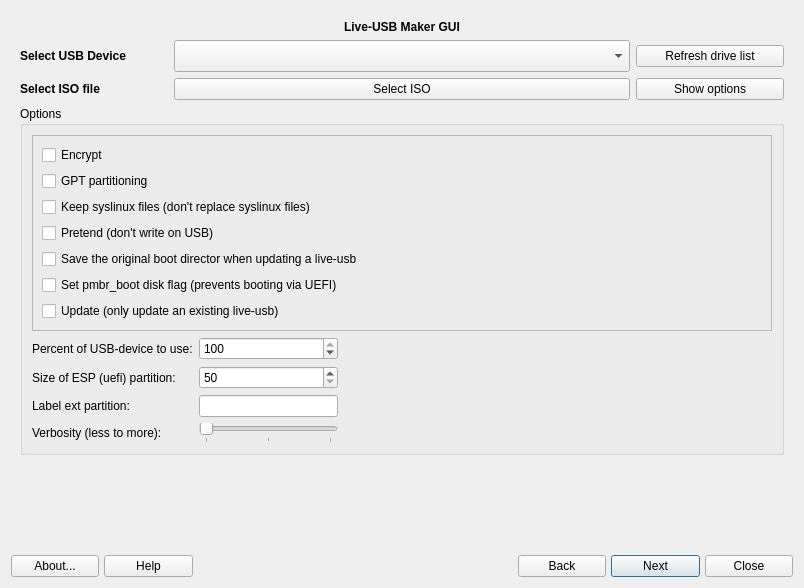
The window that mainwindow.ui (AdrianTM/mx-live-usb-maker) describes before a commit, drawn with Qt 5.
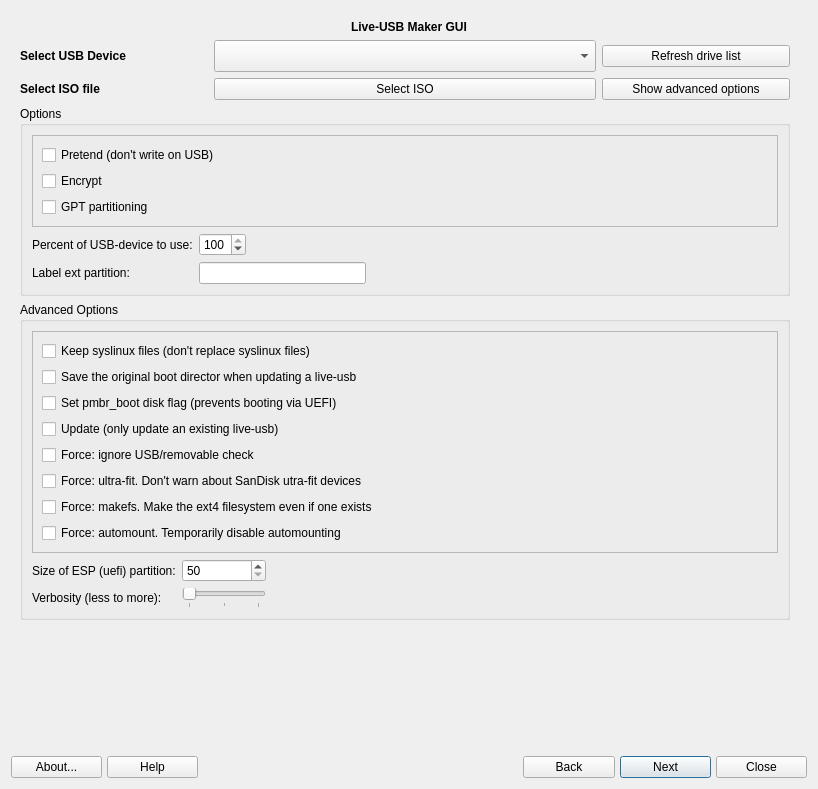
The same window after the commit. The open tabs and pages were chosen to show the change. Icons and pictures are not drawn.

The edit to the form file:
```diff
--- a/mainwindow.ui
+++ b/mainwindow.ui
@@ -6,8 +6,8 @@
    <rect>
     <x>0</x>
     <y>0</y>
-    <width>804</width>
-    <height>588</height>
+    <width>818</width>
+    <height>789</height>
    </rect>
   </property>
   <property name="windowTitle">
@@ -226,18 +226,6 @@
      </property>
      <widget class="QWidget" name="selectionPage">
       <layout class="QGridLayout" name="gridLayout">
-       <item row="2" column="4">
-        <widget class="QPushButton" name="buttonOptions">
-         <property name="text">
-          <string>Show options</string>
-         </property>
-         <property name="icon">
-          <iconset theme="down">
-           <normaloff/>
-          </iconset>
-         </property>
-        </widget>
-       </item>
        <item row="1" column="0">
         <widget class="QLabel" name="label_2">
          <property name="text">
@@ -248,37 +236,6 @@
          </property>
         </widget>
        </item>
-       <item row="2" column="1" colspan="3">
-        <widget class="QPushButton" name="buttonSelectIso">
-         <property name="sizePolicy">
-          <sizepolicy hsizetype="Preferred" vsizetype="Fixed">
-           <horstretch>0</horstretch>
-           <verstretch>0</verstretch>
-          </sizepolicy>
-         </property>
-         <property name="text">
-          <string>Select ISO</string>
-         </property>
-         <property name="icon">
-          <iconset theme="user-home">
-           <normaloff/>
-          </iconset>
-         </property>
-        </widget>
-       </item>
-       <item row="5" column="0">
-        <spacer name="verticalSpacer_2">
-         <property name="orientation">
-          <enum>Qt::Vertical</enum>
-         </property>
-         <property name="sizeHint" stdset="0">
-          <size>
-           <width>20</width>
-           <height>40</height>
-          </size>
-         </property>
-        </spacer>
-       </item>
        <item row="2" column="0">
         <widget class="QLabel" name="label_3">
          <property name="text">
@@ -305,19 +262,117 @@
          </property>
         </widget>
        </item>
-       <item row="4" column="0" colspan="5">
-        <widget class="QGroupBox" name="groupBox">
+       <item row="5" column="0">
+        <spacer name="verticalSpacer_2">
+         <property name="orientation">
+          <enum>Qt::Vertical</enum>
+         </property>
+         <property name="sizeHint" stdset="0">
+          <size>
+           <width>20</width>
+           <height>40</height>
+          </size>
+         </property>
+        </spacer>
+       </item>
+       <item row="1" column="1" colspan="2">
+        <widget class="QComboBox" name="combo_Usb">
          <property name="sizePolicy">
-          <sizepolicy hsizetype="Preferred" vsizetype="Preferred">
+          <sizepolicy hsizetype="Minimum" vsizetype="Fixed">
            <horstretch>0</horstretch>
            <verstretch>0</verstretch>
           </sizepolicy>
          </property>
+         <property name="minimumSize">
+          <size>
+           <width>0</width>
+           <height>32</height>
+          </size>
+         </property>
+        </widget>
+       </item>
+       <item row="2" column="1" colspan="2">
+        <widget class="QPushButton" name="buttonSelectIso">
+         <property name="sizePolicy">
+          <sizepolicy hsizetype="Preferred" vsizetype="Fixed">
+           <horstretch>0</horstretch>
+           <verstretch>0</verstretch>
+          </sizepolicy>
+         </property>
+         <property name="text">
+          <string>Select ISO</string>
+         </property>
+         <property name="icon">
+          <iconset theme="user-home">
+           <normaloff/>
+          </iconset>
+         </property>
+        </widget>
+       </item>
+       <item row="1" column="3">
+        <widget class="QPushButton" name="buttonRefresh">
+         <property name="text">
+          <string>Refresh drive list</string>
+         </property>
+         <property name="icon">
+          <iconset theme="reload">
+           <normaloff/>
+          </iconset>
+         </property>
+        </widget>
+       </item>
+       <item row="2" column="3">
+        <widget class="QPushButton" name="buttonOptions">
+         <property name="text">
+          <string>Show advanced options</string>
+         </property>
+         <property name="icon">
+          <iconset theme="down">
+           <normaloff/>
+          </iconset>
+         </property>
+        </widget>
+       </item>
+       <item row="3" column="0" colspan="4">
+        <widget class="QGroupBox" name="groupOptions">
          <property name="title">
           <string>Options</string>
          </property>
-         <layout class="QGridLayout" name="gridLayout_5">
-          <item row="8" column="1">
+         <layout class="QGridLayout" name="gridLayout_6">
+          <item row="0" column="0" colspan="5">
+           <widget class="QFrame" name="frame_2">
+            <property name="frameShape">
+             <enum>QFrame::StyledPanel</enum>
+            </property>
+            <property name="frameShadow">
+             <enum>QFrame::Plain</enum>
+            </property>
+            <layout class="QGridLayout" name="gridLayout_7">
+             <item row="1" column="0">
+              <widget class="QCheckBox" name="cb_encrypt">
+               <property name="text">
+                <string>Encrypt</string>
+               </property>
+              </widget>
+             </item>
+             <item row="0" column="0">
+              <widget class="QCheckBox" name="cb_pretend">
+               <property name="text">
+                <string>Pretend (don't write on USB)</string>
+               </property>
+              </widget>
+             </item>
+             <item row="2" column="0">
+              <widget class="QCheckBox" name="cb_gpt">
+               <property name="text">
+                <string>GPT partitioning</string>
+               </property>
+              </widget>
+             </item>
+            </layout>
+           </widget>
+          </item>
+          <item row="1" column="1">
            <widget class="QSpinBox" name="spinBoxSize">
             <property name="maximum">
              <number>100</number>
@@ -330,37 +385,53 @@
             </property>
            </widget>
           </item>
-          <item row="9" column="0">
-           <widget class="QLabel" name="label_5">
-            <property name="text">
-             <string>Size of ESP (uefi) partition:</string>
-            </property>
-           </widget>
-          </item>
-          <item row="9" column="1">
-           <widget class="QSpinBox" name="spinBoxEsp">
-            <property name="minimum">
-             <number>50</number>
-            </property>
-            <property name="maximum">
-             <number>1000</number>
-            </property>
-            <property name="singleStep">
-             <number>10</number>
-            </property>
-           </widget>
-          </item>
-          <item row="8" column="0">
+          <item row="1" column="0">
            <widget class="QLabel" name="label_4">
             <property name="text">
              <string>Percent of USB-device to use:</string>
             </property>
            </widget>
           </item>
-          <item row="10" column="1">
+          <item row="1" column="3">
+           <spacer name="horizontalSpacer_3">
+            <property name="orientation">
+             <enum>Qt::Horizontal</enum>
+            </property>
+            <property name="sizeType">
+             <enum>QSizePolicy::MinimumExpanding</enum>
+            </property>
+            <property name="sizeHint" stdset="0">
+             <size>
+              <width>400</width>
+              <height>20</height>
+             </size>
+            </property>
+           </spacer>
+          </item>
+          <item row="2" column="0">
+           <widget class="QLabel" name="label_6">
+            <property name="text">
+             <string>Label ext partition:</string>
+            </property>
+           </widget>
+          </item>
+          <item row="1" column="2">
+           <spacer name="horizontalSpacer">
+            <property name="orientation">
+             <enum>Qt::Horizontal</enum>
+            </property>
+            <property name="sizeHint" stdset="0">
+             <size>
+              <width>20</width>
+              <height>20</height>
+             </size>
+            </property>
+           </spacer>
+          </item>
+          <item row="2" column="1" colspan="2">
            <widget class="QLineEdit" name="edit_label">
             <property name="inputMask">
-             <string notr="true">nnnnnnnnnnnnnnnn</string>
+             <string notr="true"/>
             </property>
             <property name="text">
              <string notr="true"/>
@@ -373,182 +444,166 @@
             </property>
            </widget>
           </item>
-          <item row="8" column="4">
-           <spacer name="horizontalSpacer_2">
+         </layout>
+        </widget>
+       </item>
+       <item row="4" column="0" colspan="4">
+        <widget class="QGroupBox" name="groupAdvOptions">
+         <property name="sizePolicy">
+          <sizepolicy hsizetype="Preferred" vsizetype="Preferred">
+           <horstretch>0</horstretch>
+           <verstretch>0</verstretch>
+          </sizepolicy>
+         </property>
+         <property name="title">
+          <string>Advanced Options</string>
+         </property>
+         <layout class="QGridLayout" name="gridLayout_5">
+          <item row="13" column="0">
+           <widget class="QLabel" name="labelVerbosity">
+            <property name="text">
+             <string>Verbosity (less to more):</string>
+            </property>
+           </widget>
+          </item>
+          <item row="13" column="1">
+           <widget class="QSlider" name="sliderVerbosity">
+            <property name="minimum">
+             <number>0</number>
+            </property>
+            <property name="maximum">
+             <number>2</number>
+            </property>
+            <property name="pageStep">
+             <number>1</number>
+            </property>
+            <property name="value">
+             <number>0</number>
+            </property>
             <property name="orientation">
              <enum>Qt::Horizontal</enum>
             </property>
-            <property name="sizeHint" stdset="0">
-             <size>
-              <width>40</width>
-              <height>20</height>
-             </size>
+            <property name="invertedAppearance">
+             <bool>false</bool>
             </property>
-           </spacer>
+            <property name="invertedControls">
+             <bool>false</bool>
+            </property>
+            <property name="tickPosition">
+             <enum>QSlider::TicksBelow</enum>
+            </property>
+            <property name="tickInterval">
+             <number>1</number>
+            </property>
+           </widget>
+          </item>
+          <item row="10" column="1">
+           <widget class="QSpinBox" name="spinBoxEsp">
+            <property name="minimum">
+             <number>50</number>
+            </property>
+            <property name="maximum">
+             <number>1000</number>
+            </property>
+            <property name="singleStep">
+             <number>10</number>
+            </property>
+           </widget>
           </item>
           <item row="10" column="0">
-           <widget class="QLabel" name="label_6">
+           <widget class="QLabel" name="labelSizeEsp">
             <property name="text">
-             <string>Label ext partition:</string>
+             <string>Size of ESP (uefi) partition:</string>
             </property>
            </widget>
           </item>
-          <item row="8" column="3">
-           <spacer name="horizontalSpacer">
+          <item row="10" column="2">
+           <spacer name="horizontalSpacer_2">
             <property name="orientation">
              <enum>Qt::Horizontal</enum>
             </property>
+            <property name="sizeType">
+             <enum>QSizePolicy::MinimumExpanding</enum>
+            </property>
             <property name="sizeHint" stdset="0">
              <size>
-              <width>40</width>
+              <width>500</width>
               <height>20</height>
              </size>
             </property>
            </spacer>
           </item>
-          <item row="2" column="0" colspan="5">
+          <item row="2" column="0" colspan="4">
            <widget class="QFrame" name="frame">
             <property name="frameShape">
              <enum>QFrame::StyledPanel</enum>
             </property>
             <property name="frameShadow">
-             <enum>QFrame::Raised</enum>
+             <enum>QFrame::Plain</enum>
             </property>
             <layout class="QGridLayout" name="gridLayout_4">
-             <item row="0" column="0">
-              <widget class="QCheckBox" name="cb_encrypt">
+             <item row="8" column="0">
+              <widget class="QCheckBox" name="cb_update">
                <property name="text">
-                <string>Encrypt</string>
+                <string>Update (only update an existing live-usb)</string>
                </property>
               </widget>
              </item>
-             <item row="2" column="0">
+             <item row="4" column="0">
               <widget class="QCheckBox" name="cb_keep">
                <property name="text">
                 <string>Keep syslinux files (don't replace syslinux files)</string>
                </property>
               </widget>
              </item>
-             <item row="4" column="0">
+             <item row="6" column="0">
               <widget class="QCheckBox" name="cb_save_boot">
                <property name="text">
                 <string>Save the original boot director when updating a live-usb</string>
                </property>
               </widget>
              </item>
-             <item row="3" column="0">
-              <widget class="QCheckBox" name="cb_pretend">
-               <property name="text">
-                <string>Pretend (don't write on USB)</string>
-               </property>
-              </widget>
-             </item>
-             <item row="1" column="0">
-              <widget class="QCheckBox" name="cb_gpt">
-               <property name="text">
-                <string>GPT partitioning</string>
-               </property>
-              </widget>
-             </item>
-             <item row="6" column="0">
-              <widget class="QCheckBox" name="cb_update">
-               <property name="text">
-                <string>Update (only update an existing live-usb)</string>
-               </property>
-              </widget>
-             </item>
-             <item row="5" column="0">
+             <item row="7" column="0">
               <widget class="QCheckBox" name="cb_set_pmbr_boot">
                <property name="text">
                 <string>Set pmbr_boot disk flag (prevents booting via UEFI)</string>
                </property>
               </widget>
              </item>
+             <item row="9" column="0">
+              <widget class="QCheckBox" name="cb_force_usb">
+               <property name="text">
+                <string>Force: ignore USB/removable check</string>
+               </property>
+              </widget>
+             </item>
+             <item row="10" column="0">
+              <widget class="QCheckBox" name="cb_force_ultra_fit">
+               <property name="text">
+                <string>Force: ultra-fit. Don't warn about SanDisk utra-fit devices</string>
+               </property>
+              </widget>
+             </item>
+             <item row="11" column="0">
+              <widget class="QCheckBox" name="cb_force_makefs">
+               <property name="text">
+                <string>Force: makefs. Make the ext4 filesystem even if one exists</string>
+               </property>
+              </widget>
+             </item>
+             <item row="12" column="0">
+              <widget class="QCheckBox" name="cb_force_automount">
+               <property name="text">
+                <string>Force: automount. Temporarily disable automounting</string>
+               </property>
+              </widget>
+             </item>
             </layout>
            </widget>
           </item>
-          <item row="8" column="2">
-           <spacer name="horizontalSpacer_3">
-            <property name="orientation">
-             <enum>Qt::Horizontal</enum>
-            </property>
-            <property name="sizeHint" stdset="0">
-             <size>
-              <width>40</width>
-              <height>20</height>
-             </size>
-            </property>
-           </spacer>
-          </item>
-          <item row="11" column="1">
-           <widget class="QSlider" name="sliderVerbosity">
-            <property name="minimum">
-             <number>0</number>
-            </property>
-            <property name="maximum">
-             <number>2</number>
-            </property>
-            <property name="pageStep">
-             <number>1</number>
-            </property>
-            <property name="value">
-             <number>0</number>
-            </property>
-            <property name="orientation">
-             <enum>Qt::Horizontal</enum>
-            </property>
-            <property name="invertedAppearance">
-             <bool>false</bool>
-            </property>
-            <property name="invertedControls">
-             <bool>false</bool>
-            </property>
-            <property name="tickPosition">
-             <enum>QSlider::TicksBelow</enum>
-            </property>
-            <property name="tickInterval">
-             <number>1</number>
-            </property>
-           </widget>
-          </item>
-          <item row="11" column="0">
-           <widget class="QLabel" name="label_7">
-            <property name="text">
-             <string>Verbosity (less to more):</string>
-            </property>
-           </widget>
-          </item>
          </layout>
         </widget>
        </item>
-       <item row="1" column="1" colspan="3">
-        <widget class="QComboBox" name="combo_Usb">
-         <property name="sizePolicy">
-          <sizepolicy hsizetype="Minimum" vsizetype="Fixed">
-           <horstretch>0</horstretch>
-           <verstretch>0</verstretch>
-          </sizepolicy>
-         </property>
-         <property name="minimumSize">
-          <size>
-           <width>0</width>
-           <height>32</height>
-          </size>
-         </property>
-        </widget>
-       </item>
-       <item row="1" column="4">
-        <widget class="QPushButton" name="buttonRefresh">
-         <property name="text">
-          <string>Refresh drive list</string>
-         </property>
-         <property name="icon">
-          <iconset theme="reload">
-           <normaloff/>
-          </iconset>
-         </property>
-        </widget>
-       </item>
       </layout>
      </widget>
      <widget class="QWidget" name="outputPage">
```
Left out of the diff: 8 changed lines with no effect on the pictures.
